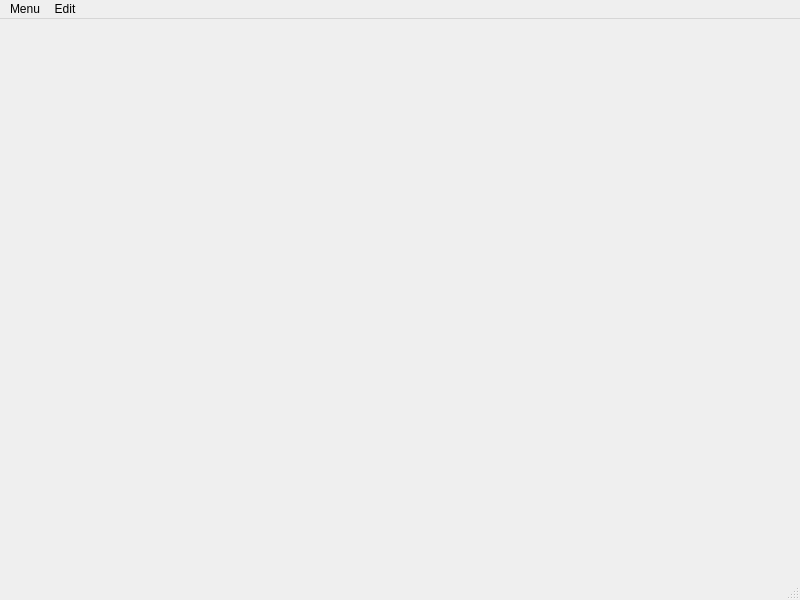
This is mainwindow.ui in qwerty258/filemetadata as Qt 5 draws it before an edit. The edited form follows.
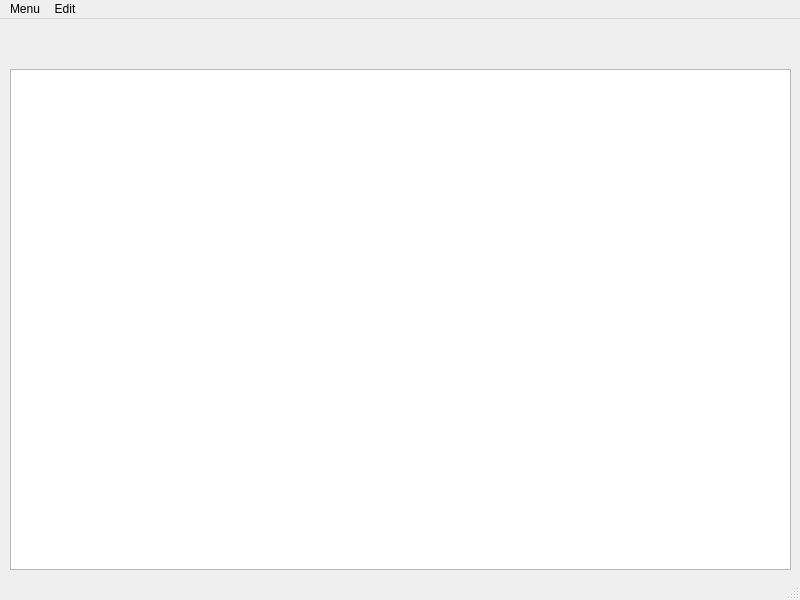
This is the edited form.

Commit message: add database table view

Diff of the .ui file:
```diff
--- a/mainwindow.ui
+++ b/mainwindow.ui
@@ -13,7 +13,18 @@
   <property name="windowTitle">
    <string>MainWindow</string>
   </property>
-  <widget class="QWidget" name="centralwidget"/>
+  <widget class="QWidget" name="centralwidget">
+   <widget class="QTableView" name="table_view">
+    <property name="geometry">
+     <rect>
+      <x>10</x>
+      <y>50</y>
+      <width>781</width>
+      <height>501</height>
+     </rect>
+    </property>
+   </widget>
+  </widget>
   <widget class="QMenuBar" name="menubar">
    <property name="geometry">
     <rect>
```
The commit also changes 1 other file.
